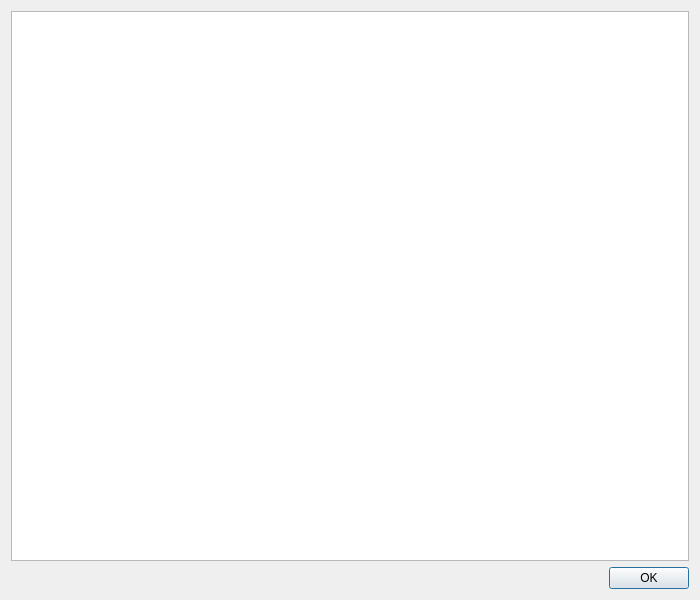
The window that ui/CommandDialog.ui (git-cola/git-cola) describes before a commit, drawn with Qt 5.
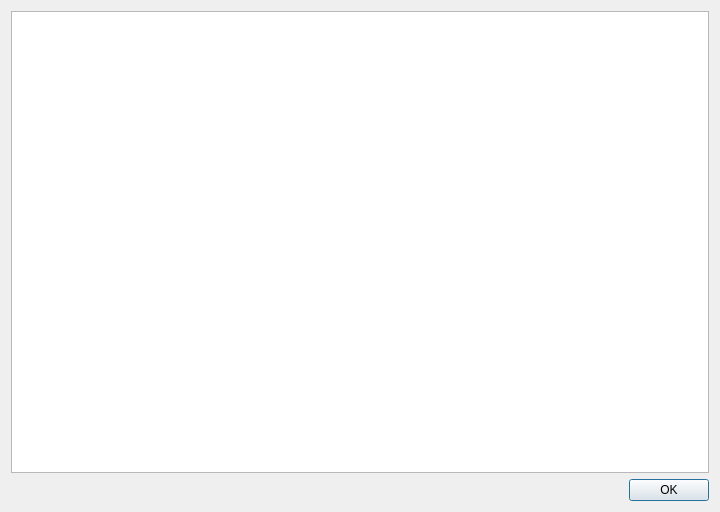
The same window after the commit.

Patch:
```diff
--- a/ui/CommandDialog.ui
+++ b/ui/CommandDialog.ui
@@ -5,8 +5,8 @@
    <rect>
     <x>0</x>
     <y>0</y>
-    <width>700</width>
-    <height>600</height>
+    <width>720</width>
+    <height>512</height>
    </rect>
   </property>
   <property name="windowTitle" >
```
